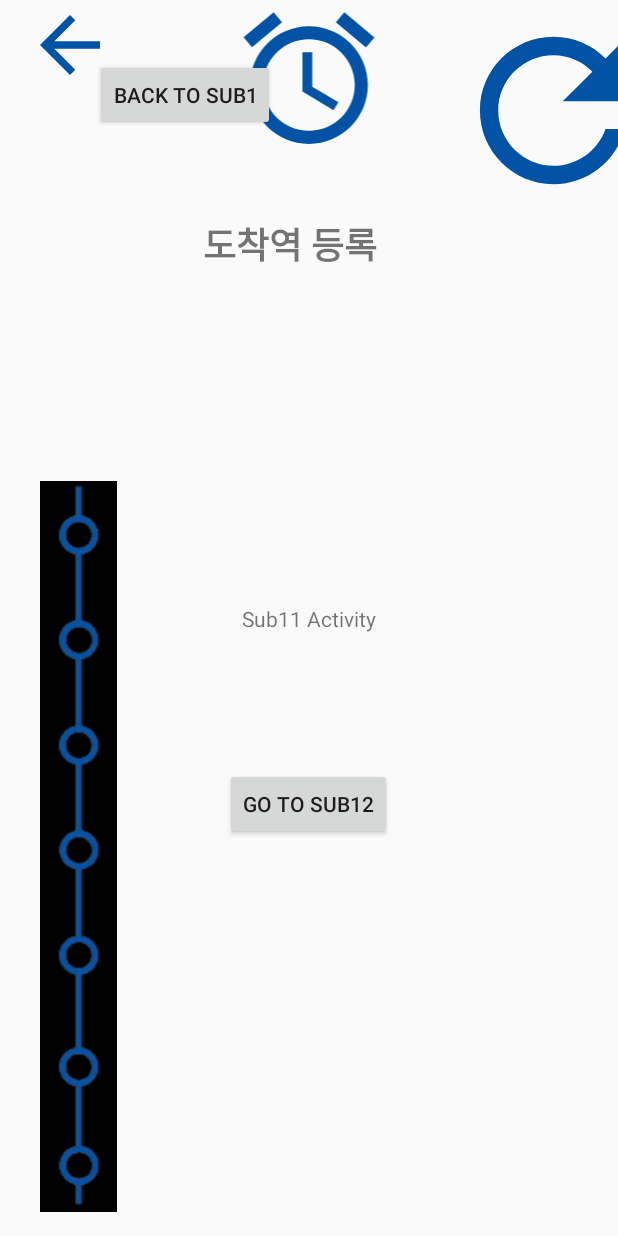
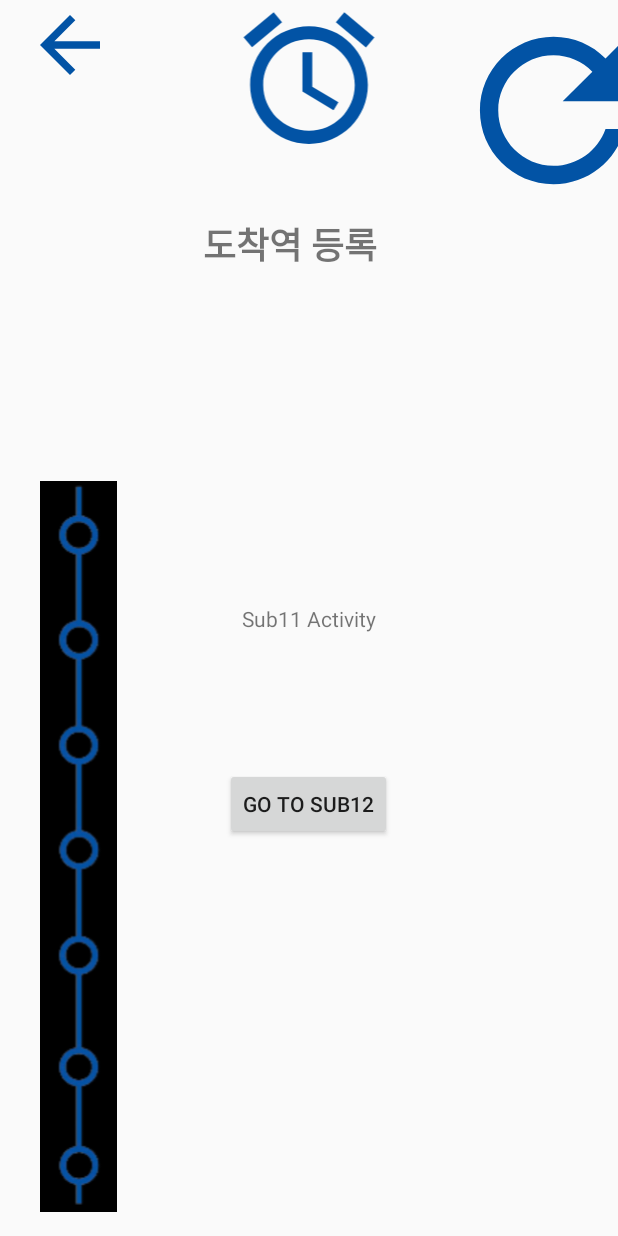
Before and after one commit to osulg/BlueWay_12_Project, an Android app: the Sub11Activity screen opened directly, with no data from a screen before it, on a phone screen of 412 x 824 dp. Run offline under Robolectric (Android 15) with nearby library versions, the phone set to English and light mode, and no system bars; network calls fail.

Commit message:
10/28일 수정

```diff
--- a/app/src/main/res/layout/activity_sub11.xml
+++ b/app/src/main/res/layout/activity_sub11.xml
@@ -27,13 +27,16 @@
 
     <Button
         android:id="@+id/btn_bsub1"
-        android:layout_width="wrap_content"
-        android:layout_height="wrap_content"
-        android:layout_marginStart="63dp"
-        android:layout_marginTop="39dp"
-        android:text="Back to Sub1"
+        android:layout_width="80dp"
+        android:layout_height="60dp"
+        android:src="@drawable/baseline_arrow_back_24"
+        app:layout_constraintBottom_toBottomOf="parent"
+        app:layout_constraintEnd_toEndOf="parent"
         app:layout_constraintStart_toStartOf="parent"
-        app:layout_constraintTop_toTopOf="parent" />
+        app:layout_constraintTop_toTopOf="parent"
+        android:background="@null"
+        app:layout_constraintVertical_bias="0"
+        app:layout_constraintHorizontal_bias="0"/>
 
     <Button
         android:id="@+id/btn_sub12"
```
Also changed, not shown: app/src/main/res/layout/activity_sub12.xml (+9 -6 lines), app/src/main/res/layout/activity_sub13.xml (+9 -6 lines), app/src/main/res/layout/activity_sub14.xml (+9 -6 lines).
